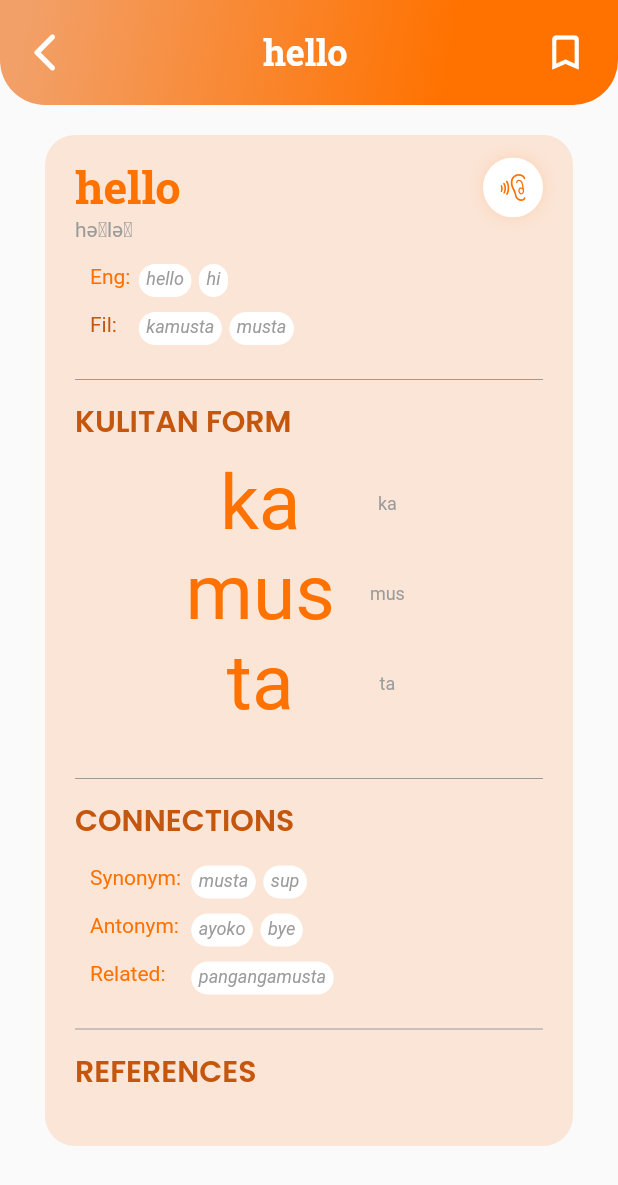
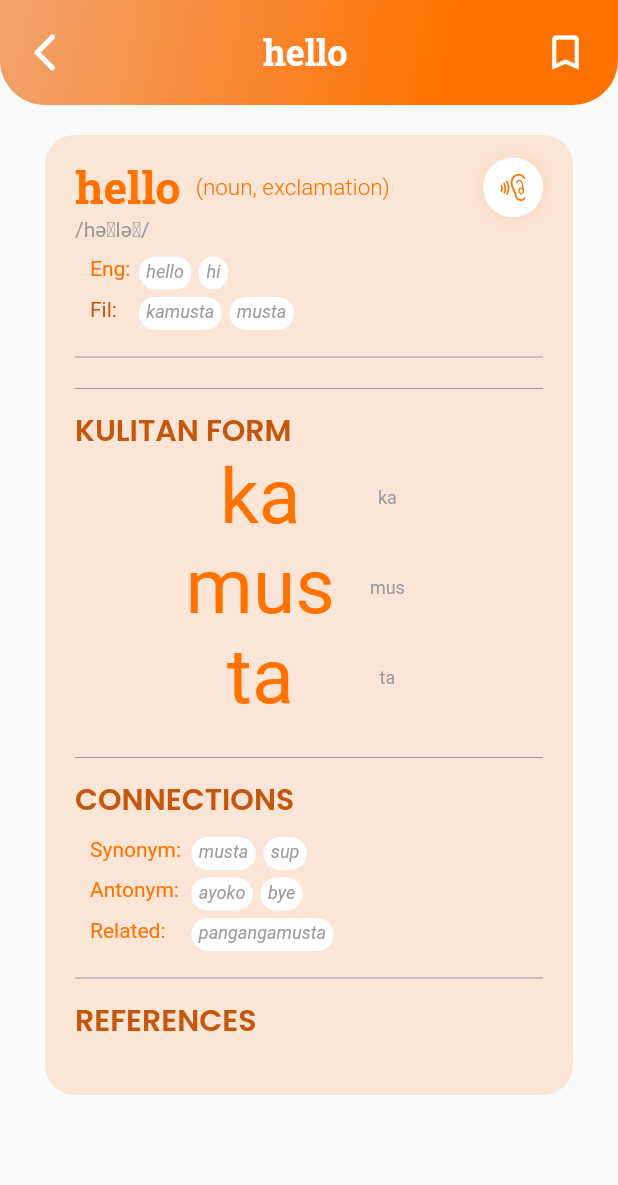
Before and after one commit to erlsthetic/amanu-kp-dictionary, a Flutter app: the BrowseScreenPage screen opened directly with empty values, after a tap on "hello", on a phone screen of 412 x 824 dp. Shown: the top 1185 px of the screen. Run offline on Flutter 3.47's test engine with Material 2 defaults, Android fonts, the phone set to English and light mode, and no system bars; our stand-ins replace audioplayers, cloud_firestore, connectivity_plus, file_picker, firebase_auth, firebase_core and 13 more; missing offline and left inert: audio_waveforms, coast, sortedmap, textfield_tags, themed; accounts and stored records are empty; Roboto replaces fonts that are missing (KulitanKeith); statements that could not run were skipped.

Commit message:
Modified details page

```diff
--- a/lib/screens/details_screen/detail_screen.dart
+++ b/lib/screens/details_screen/detail_screen.dart
@@ -51,14 +51,33 @@ class DetailScreen extends StatelessWidget {
                         Row(
                           children: [
                             Expanded(
-                              child: Container(
+                              child: Row(
+                                children: [
+                                  Container(
+                                      constraints: BoxConstraints(
+                                          maxWidth: size.width * 0.6),
                                       child: Text(
                                         controller.word,
+                                        maxLines: 1,
+                                        overflow: TextOverflow.ellipsis,
                                         style: GoogleFonts.robotoSlab(
                                             fontSize: 30,
                                             color: primaryOrangeDark,
                                             fontWeight: FontWeight.bold),
                                       )),
+                                  Container(
+                                      margin: EdgeInsets.only(left: 10),
+                                      child: Text(
+                                        "(" + controller.types.join(', ') + ")",
+                                        maxLines: 1,
+                                        overflow: TextOverflow.ellipsis,
+                                        style: GoogleFonts.roboto(
+                                            fontSize: 15,
+                                            color: primaryOrangeDark,
+                                            fontWeight: FontWeight.w300),
+                                      )),
+                                ],
+                              ),
                             ),
                             SizedBox(
                               width: 10,
@@ -113,19 +132,15 @@ class DetailScreen extends StatelessWidget {
                           ],
                         ),
                         Container(
-                          margin: EdgeInsets.only(bottom: 5.0),
+                          margin: EdgeInsets.only(bottom: 10.0),
                           width: double.infinity,
                           child: Text(
-                            controller.prn,
+                            "/" + controller.prn + "/",
                             style: TextStyle(fontSize: 14, color: disabledGrey),
                           ),
                         ),
-                        SizedBox(
-                          height: 10.0,
-                        ),
                         controller.engTrans.length != 0
                             ? Container(
-                                margin: EdgeInsets.only(bottom: 5.0),
                                 padding: EdgeInsets.only(left: 10.0),
                                 child: Row(
                                   crossAxisAlignment: CrossAxisAlignment.start,
@@ -154,7 +169,6 @@ class DetailScreen extends StatelessWidget {
                             : Container(),
                         controller.filTrans.length != 0
                             ? Container(
-                                margin: EdgeInsets.only(bottom: 5.0),
                                 padding: EdgeInsets.only(left: 10.0),
                                 child: Row(
                                   crossAxisAlignment: CrossAxisAlignment.start,
@@ -189,6 +203,12 @@ class DetailScreen extends StatelessWidget {
                         SizedBox(
                           height: 5.0,
                         ),
+                        Divider(
+                          color: disabledGrey,
+                        ),
+                        SizedBox(
+                          height: 5.0,
+                        ),
                         Container(
                           width: double.infinity,
                           child: Text(
@@ -203,7 +223,7 @@ class DetailScreen extends StatelessWidget {
                         ),
                         Container(
                           alignment: Alignment.center,
-                          padding: EdgeInsets.fromLTRB(30, 10, 30, 20),
+                          padding: EdgeInsets.fromLTRB(30, 0, 30, 10),
                           width: double.infinity,
                           child: controller.kulitanString == ''
                               ? Container(
@@ -238,11 +258,10 @@ class DetailScreen extends StatelessWidget {
                           ),
                         ),
                         SizedBox(
-                          height: 15.0,
+                          height: 10.0,
                         ),
                         controller.synonyms.length != 0
                             ? Container(
-                                margin: EdgeInsets.only(bottom: 5.0),
                                 padding: EdgeInsets.only(left: 10.0),
                                 child: Row(
                                   crossAxisAlignment: CrossAxisAlignment.start,
@@ -271,7 +290,6 @@ class DetailScreen extends StatelessWidget {
                             : Container(),
                         controller.antonyms.length != 0
                             ? Container(
-                                margin: EdgeInsets.only(bottom: 5.0),
                                 padding: EdgeInsets.only(left: 10.0),
                                 child: Row(
                                   crossAxisAlignment: CrossAxisAlignment.start,
@@ -300,7 +318,6 @@ class DetailScreen extends StatelessWidget {
                             : Container(),
                         controller.otherRelated.length != 0
                             ? Container(
-                                margin: EdgeInsets.only(bottom: 5.0),
                                 padding: EdgeInsets.only(left: 10.0),
                                 child: Row(
                                   crossAxisAlignment: CrossAxisAlignment.start,
--- a/lib/screens/home_screen/widgets/browse_screen_page.dart
+++ b/lib/screens/home_screen/widgets/browse_screen_page.dart
@@ -1,3 +1,4 @@
+import 'package:amanu/components/shimmer_browse_card.dart';
 import 'package:amanu/screens/home_screen/controllers/drawerx_controller.dart';
 import 'package:amanu/screens/home_screen/widgets/app_drawer.dart';
 import 'package:amanu/utils/application_controller.dart';
@@ -38,15 +39,16 @@ class BrowseScreenPage extends StatelessWidget {
           child: Container(
               height: size.height - 110,
               width: size.width,
-              child: ListView.builder(
+              child: appController.dictionaryContent.length != 0
+                  ? ListView.builder(
                       padding: EdgeInsets.only(top: 30, bottom: 100),
                       itemCount: appController.dictionaryContent.length,
                       itemBuilder: (context, index) {
-                  String wordID =
-                      appController.dictionaryContent.keys.elementAt(index);
+                        String wordID = appController.dictionaryContent.keys
+                            .elementAt(index);
                         List<String> type = [];
-                  for (var meaning in appController.dictionaryContent[wordID]
-                      ['meanings']) {
+                        for (var meaning in appController
+                            .dictionaryContent[wordID]['meanings']) {
                           type.add(meaning["partOfSpeech"]);
                         }
                         return BrowseCard(
@@ -73,6 +75,13 @@ class BrowseScreenPage extends StatelessWidget {
                                   ["filipinoTranslations"],
                           player: player,
                         );
+                      },
+                    )
+                  : ListView.builder(
+                      padding: EdgeInsets.only(top: 30, bottom: 100),
+                      itemCount: 30,
+                      itemBuilder: (context, index) {
+                        return ShimmerBrowseCard();
                       },
                     )),
         ),
--- a/lib/utils/application_controller.dart
+++ b/lib/utils/application_controller.dart
@@ -8,6 +8,7 @@ import 'package:flutter/material.dart';
 import 'package:get/get.dart';
 import 'package:internet_connection_checker/internet_connection_checker.dart';
 import 'package:shared_preferences/shared_preferences.dart';
+import 'package:sortedmap/sortedmap.dart';
 
 class ApplicationController extends GetxController {
   static ApplicationController get instance => Get.find();
@@ -34,6 +35,7 @@ class ApplicationController extends GetxController {
     });
     checkBookmarks();
     getUserInfo();
+    sortDictionary(dictionaryContent);
   }
 
   void showConnectionSnackbar(BuildContext context) {
@@ -155,6 +157,12 @@ class ApplicationController extends GetxController {
     } else {
       prefs.setStringList("bookmarks", bookmarks);
     }
+  }
+
+  Map sortDictionary(Map<String, dynamic> map) {
+    var sortedMap = new SortedMap(Ordering.byKey());
+    sortedMap.addAll(map);
+    return sortedMap;
   }
 
   Map<String, dynamic> dictionaryContent = {
--- a/pubspec.yaml
+++ b/pubspec.yaml
@@ -71,6 +71,7 @@ dependencies:
   connectivity_plus: ^4.0.2
   internet_connection_checker: ^1.0.0+1
   audioplayers: ^5.0.0
+  sortedmap: ^0.5.3
 
 dev_dependencies:
   flutter_test:
```
Also changed, not shown: pubspec.lock. Lines whose indentation alone changed are shown as unchanged.
